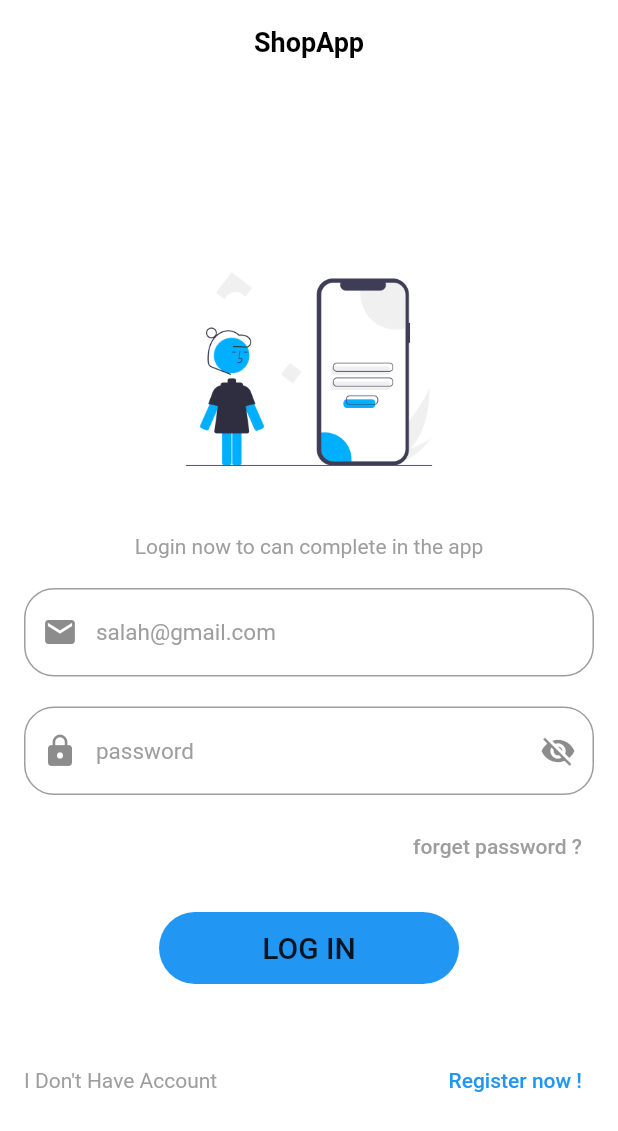
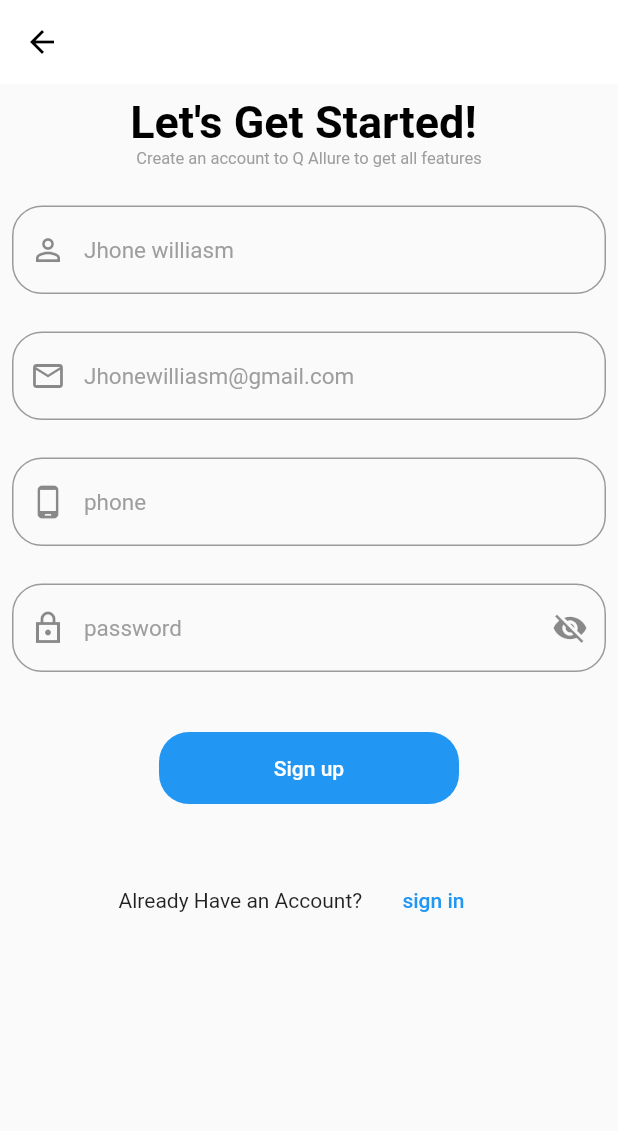
Before and after one commit to Mohamedhoossam/ShopApp, a Flutter app: the LoginScreen screen opened directly, after a tap on "Register now !", on a phone screen of 412 x 824 dp. Shown: the top 1131 px of the screen. Run offline on Flutter 3.47's test engine with Material 2 defaults, Android fonts, the light colour scheme and no system bars; our stand-ins replace bloc, cached_network_image, carousel_slider, conditional_builder_null_safety, dio, flutter_bloc and 4 more; accounts and stored records are empty; network calls fail.

Commit message:
register_screen

```diff
--- a/lib/layout/shop_cubit/states/shop_states.dart
+++ b/lib/layout/shop_cubit/states/shop_states.dart
@@ -21,3 +21,6 @@ class NotificationErrorState extends ShopStates {}
 class ShopLogoutLoadingState extends ShopStates {}
 class ShopLogoutSuccessState extends ShopStates {}
 class ShopLogoutErrorState extends ShopStates {}
+class ShopCategorySuccessStates extends ShopStates{}
+class ShopCategoryErrorStates extends ShopStates{}
+class ShopCategoryLoadingStates extends ShopStates{}
--- a/lib/main.dart
+++ b/lib/main.dart
@@ -14,6 +14,7 @@ import 'layout/shop_cubit/cubit/shop_cubit.dart';
 import 'layout/shop_cubit/states/shop_states.dart';
 import 'layout/shop_layout.dart';
 import 'modules/shop/screens/login_register_screen/login_screen.dart';
+import 'modules/shop/screens/login_register_screen/register_screen.dart';
 import 'modules/shop/screens/onboarding.dart';
 import 'network/local/local.dart';
 import 'shared/constant/constant.dart';
@@ -57,7 +58,7 @@ class MyApp extends StatelessWidget {
   Widget build(BuildContext context) {
 
     return BlocProvider(
-      create: (BuildContext context)=>ShopCubit()..getData()..getFavoriteData()..getCategoriesData()..getNotificationData(),
+      create: (BuildContext context)=>ShopCubit()..getData()..getFavoriteData()..getNotificationData()..getCategoriesData(),
       child: BlocConsumer<ShopCubit,ShopStates>(
         listener: (context,state){},
         builder: (context,state){
@@ -74,8 +75,7 @@ class MyApp extends StatelessWidget {
                 ),
             ),
             debugShowCheckedModeBanner: false,
-            home:widget,
-
+            home: widget,
 
           );
         },
--- a/lib/model/category_data_model.dart
+++ b/lib/model/category_data_model.dart
@@ -11,7 +11,7 @@ class CategoriesModel{
 class CategoriesDataModel{
   int? currentPage;
   List<DataModel> data=[];
-  CategoriesDataModel.fromJson(  Map<String,dynamic>json){
+  CategoriesDataModel.fromJson( Map<String,dynamic>json){
     currentPage=json['current_page'];
     json['data'].forEach((element){
       data.add(DataModel.fromJson(element));
@@ -25,7 +25,7 @@ class DataModel{
   late String name;
   late String image;
 
-  DataModel.fromJson(  Map<String,dynamic>json){
+  DataModel.fromJson( Map<String,dynamic>json){
 
     id=json['id'];
     name=json['name'];
--- a/lib/modules/shop/screens/login_register_screen/login_screen.dart
+++ b/lib/modules/shop/screens/login_register_screen/login_screen.dart
@@ -5,6 +5,7 @@ import 'package:flutter_bloc/flutter_bloc.dart';
 import 'package:myshop/componentes/componentes.dart';
 import 'package:myshop/modules/shop/screens/login_register_screen/login_register_cubit/cubit.dart';
 import 'package:myshop/modules/shop/screens/login_register_screen/login_register_cubit/states.dart';
+import 'package:myshop/modules/shop/screens/login_register_screen/register_screen.dart';
 import 'package:myshop/shared/constant/constant.dart';
 
 class LoginScreen extends StatelessWidget {
@@ -161,7 +162,9 @@ class LoginScreen extends StatelessWidget {
                                 const Text('I Don\'t Have Account',style: TextStyle(fontSize: 14,color: Colors.grey),),
                                 const Spacer(),
                                 TextButton(
-                                  onPressed: (){},
+                                  onPressed: (){
+                                    navigateTo(context, RegisterScreen());
+                                  },
                                   child:  const Text('Register now !',style: TextStyle(fontSize: 14,color: Colors.blue),),
                                 ),
                               ],
--- /dev/null
+++ b/lib/modules/shop/screens/login_register_screen/register_screen.dart
@@ -0,0 +1,166 @@
+import 'package:flutter/material.dart';
+import 'package:myshop/componentes/componentes.dart';
+import 'package:myshop/modules/shop/screens/login_register_screen/login_screen.dart';
+
+class RegisterScreen extends StatelessWidget {
+  RegisterScreen({Key? key}) : super(key: key);
+  var EmailControler=TextEditingController();
+  var PasswordControler=TextEditingController();
+  var phoneControl=TextEditingController();
+  var eye=Icons.visibility_off;
+  var booleye=true;
+  var UserName=TextEditingController();
+  var AginstPasswordControler=TextEditingController();
+  var formkey=GlobalKey<FormState>();
+
+//register
+
+
+  @override
+  Widget build(BuildContext context) {
+    return Scaffold(
+      appBar: AppBar(),
+      body: Padding(
+        padding: const EdgeInsets.all(8.0),
+        child: SingleChildScrollView(
+          child: Center(
+            child: Column(
+              crossAxisAlignment: CrossAxisAlignment.center,
+              children:   [
+              const Text('Let\'s Get Started! ',style: TextStyle(fontSize: 30.0,fontStyle: FontStyle.normal,color: Colors.black,fontWeight: FontWeight.bold)),
+              const Text('Create an account to Q Allure to get all features',style: TextStyle(fontSize: 11.0,fontStyle: FontStyle.normal,color: Colors.grey,fontWeight: FontWeight.normal)),
+              const  SizedBox(height: 25.0,),
+
+
+
+                DefultTextFormFiled(
+                  radius: 30.0,
+                  hintText: 'Jhone williasm',
+                  fontweight: FontWeight.normal,
+                  prefix: Icons.person_outline,
+                  type:TextInputType.name,
+                  control: UserName,
+                  validate: (String? value){
+
+                    if(value!.isEmpty){
+                      return 'email not to be Empty';
+                    }
+                    return null;
+
+                  },
+
+
+
+                ),
+                const  SizedBox(height: 25.0,),
+                DefultTextFormFiled(
+                  radius: 30.0,
+                  hintText: 'Jhonewilliasm@gmail.com',
+                  fontweight: FontWeight.normal,
+                  prefix: Icons.email_outlined,
+                  type:TextInputType.emailAddress,
+                  control: EmailControler,
+                  validate: (String? value){
+
+                    if(value!.isEmpty){
+                      return 'email not to be Empty';
+                    }
+                    return null;
+
+                  },
+
+
+
+                ),
+                const  SizedBox(height: 25.0,),
+                DefultTextFormFiled(
+                  radius: 30.0,
+                  hintText: 'phone',
+                  fontweight: FontWeight.normal,
+                  prefix: Icons.phone_android,
+                  type:TextInputType.phone,
+                  control: phoneControl,
+                  validate: (String? value){
+
+                    if(value!.isEmpty){
+                      return 'phone not to be Empty';
+                    }
+                    return null;
+
+                  },
+
+
+
+                ),
+                const  SizedBox(height: 25.0,),
+                DefultTextFormFiled(
+                    radius: 30.0,
+                    validate: (String? value){
+                      if(value!.isEmpty){
+                        return 'password not to be Empty';
+                      }
+                      return null;},
+                    type: TextInputType.visiblePassword,
+                    hintText: 'password',
+                    prefix: Icons.lock_outline_sharp,
+                    suffix: eye,
+                    scure: booleye,
+                    control: PasswordControler,
+                    onpress: (){
+                      // setState(() {
+                      //   booleye=!booleye;
+                      //   booleye==true?eye=Icons.visibility_off:eye=Icons.visibility;
+                      //
+                      //
+                      // });
+                    },
+                    onsubmit: (value){
+                      // MessengerCubit. get(context).postRegister(
+                      //     email: EmailControler.text,
+                      //     password: PasswordControler.text,
+                      //     name: UserName.text,
+                      //     phone: phoneControl.text
+                      // );
+                    }
+
+                ),
+                const SizedBox(height: 40.0,),
+                Container(
+                  child: MaterialButton(onPressed: (){},
+                      child: const Text('Sign up',style: TextStyle(fontSize: 14,color: Colors.white),),
+                   ),
+                  width: 200,
+                //  height: 40,
+                  decoration: BoxDecoration(
+                    borderRadius: BorderRadius.circular(20),
+                    color: Colors.blue,
+
+                  ),
+
+                ),
+                const SizedBox(height: 40.0,),
+                Row(
+                  mainAxisAlignment: MainAxisAlignment.center,
+                  children: [
+                    const Text('Already Have an Account? '),
+                    MaterialButton(
+                      onPressed: (){
+                        navigateToAndRemove(context, LoginScreen());
+                      },
+                      child: const Text('sign in',style: TextStyle(color: Colors.blue),),
+
+                    )
+                  ],
+                )
+
+
+            ],
+
+
+            ),
+          ),
+        ),
+      ),
+    );
+  }
+}
```
Also changed, not shown: lib/layout/shop_cubit/cubit/shop_cubit.dart (+4 -3 lines), lib/layout/shop_layout.dart (+11 -3 lines), lib/model/register_data_model.dart (added, +44 -0 lines), lib/modules/shop/screens/category_screen.dart (+9 -4 lines), lib/modules/shop/screens/home_screen.dart (+59 -0 lines).
